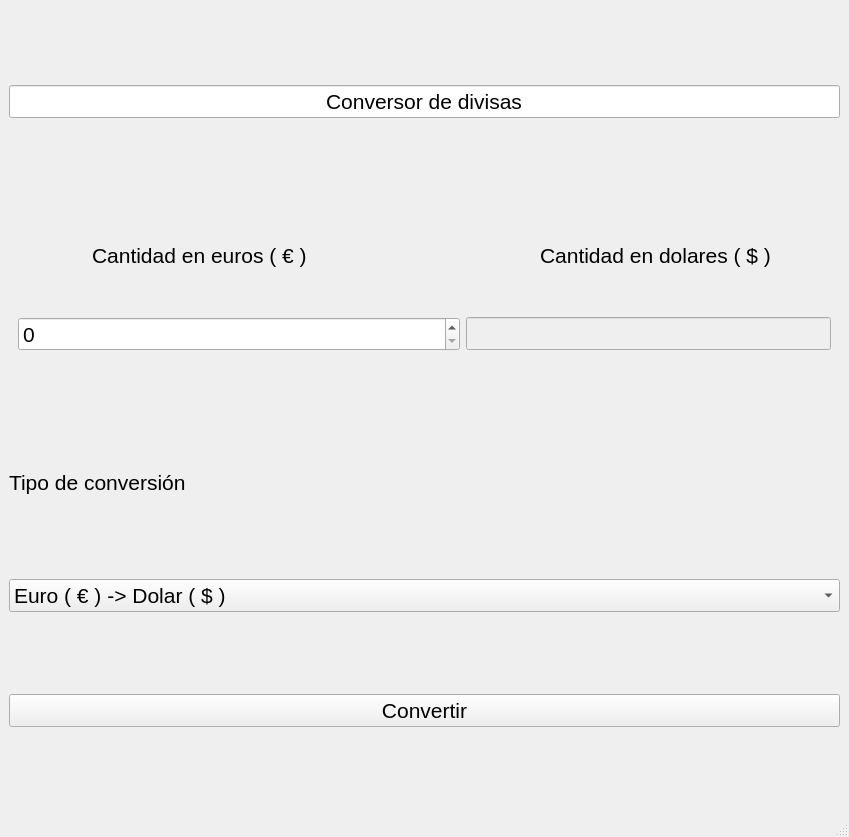
Above: interfaz.ui from Ibrahh05/ConversorDivisas before the change. Below: the same form after it.
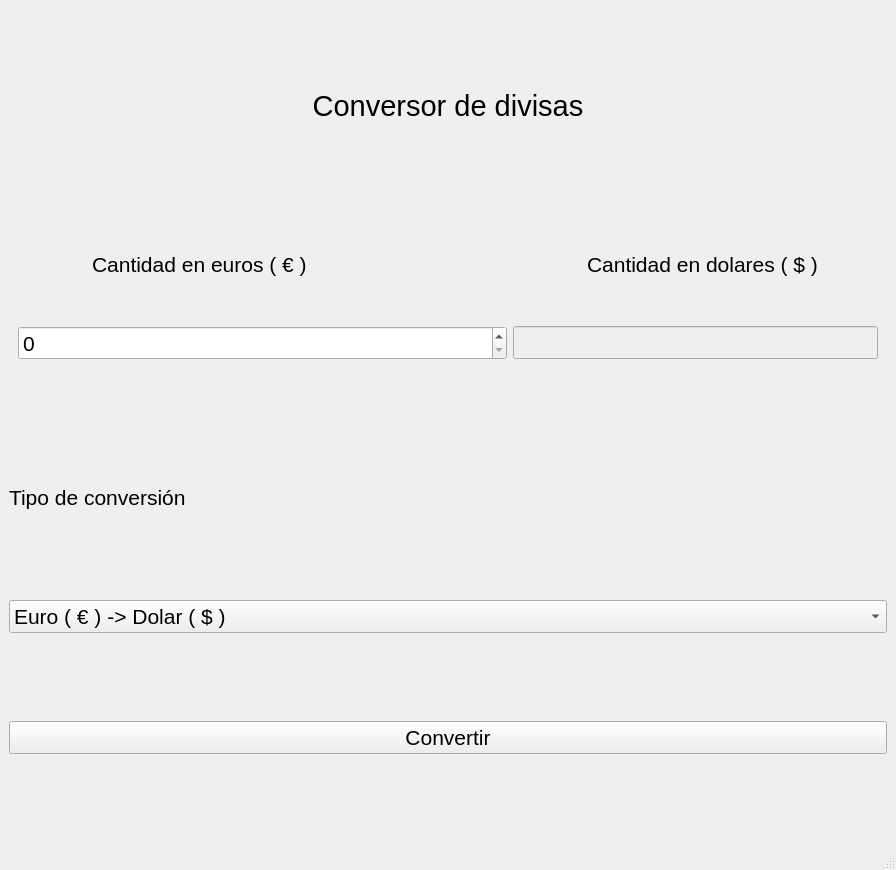
That is the form after the change. Icons and pictures are not drawn.

Patch:
```diff
--- a/interfaz.ui
+++ b/interfaz.ui
@@ -6,8 +6,8 @@
    <rect>
     <x>0</x>
     <y>0</y>
-    <width>849</width>
-    <height>837</height>
+    <width>896</width>
+    <height>870</height>
    </rect>
   </property>
   <property name="windowTitle">
@@ -16,20 +16,32 @@
   <widget class="QWidget" name="centralwidget">
    <layout class="QVBoxLayout" name="verticalLayout_3">
     <item>
-     <widget class="QLineEdit" name="titulo">
+     <widget class="QLabel" name="label">
+      <property name="enabled">
+       <bool>true</bool>
+      </property>
+      <property name="minimumSize">
+       <size>
+        <width>0</width>
+        <height>0</height>
+       </size>
+      </property>
+      <property name="maximumSize">
+       <size>
+        <width>16777215</width>
+        <height>30</height>
+       </size>
+      </property>
       <property name="font">
        <font>
-        <pointsize>16</pointsize>
+        <pointsize>22</pointsize>
        </font>
       </property>
       <property name="text">
        <string>Conversor de divisas</string>
       </property>
-      <property name="echoMode">
-       <enum>QLineEdit::EchoMode::Normal</enum>
-      </property>
       <property name="alignment">
-       <set>Qt::AlignmentFlag::AlignCenter</set>
+       <set>Qt::AlignCenter</set>
       </property>
      </widget>
     </item>
```
Left out of the diff: 13 changed lines with no effect on the pictures.
